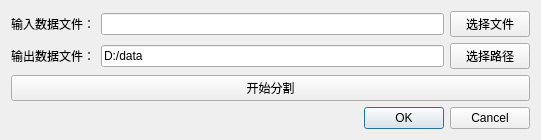
The window that PRO/NetworkPlot/dialog.ui (carloscn/omapl-netplot) describes before a commit, drawn with Qt 5.
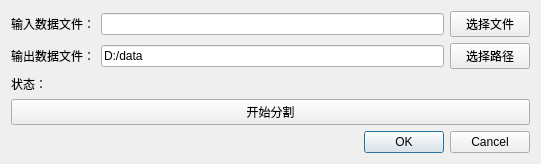
The same window after the commit.

```diff
--- a/PRO/NetworkPlot/dialog.ui
+++ b/PRO/NetworkPlot/dialog.ui
@@ -60,6 +60,13 @@
      </item>
     </layout>
    </item>
+   <item>
+    <widget class="QLabel" name="state">
+     <property name="text">
+      <string>状态：</string>
+     </property>
+    </widget>
+   </item>
    <item>
     <widget class="QPushButton" name="pushButtonSep">
      <property name="text">
```
